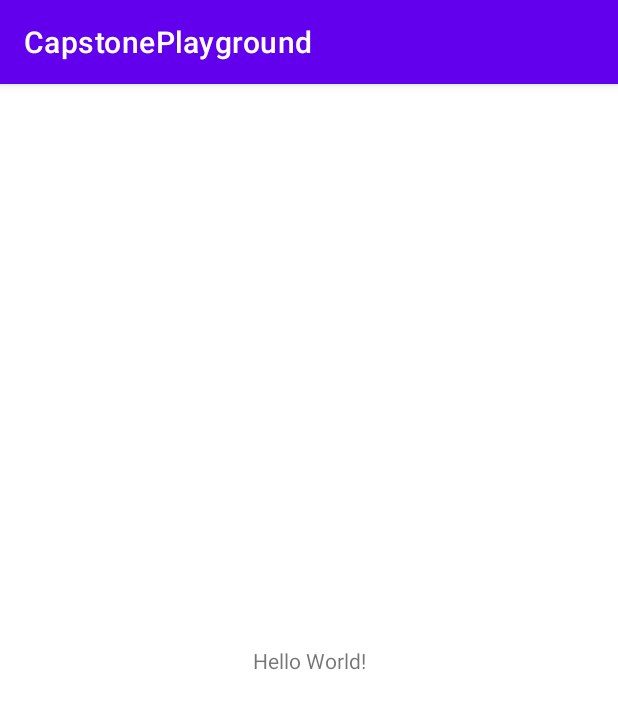
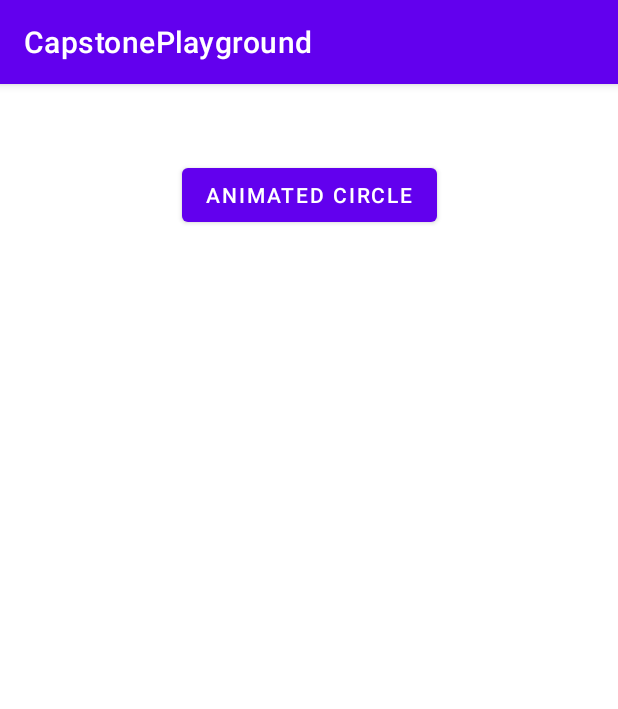
Before and after one commit to munoz/CapstonePlayground, an Android app: the screen it shows after launch (MainActivity), on a phone screen of 412 x 824 dp. Shown: the top 709 px of the screen. Run offline under Robolectric (Android 15) with nearby library versions, the phone set to English and light mode, and no system bars.

Commit message:
Created activity for animated circle framework

```diff
--- a/app/src/main/AndroidManifest.xml
+++ b/app/src/main/AndroidManifest.xml
@@ -9,6 +9,7 @@
         android:roundIcon="@mipmap/ic_launcher_round"
         android:supportsRtl="true"
         android:theme="@style/Theme.CapstonePlayground">
+        <activity android:name=".AnimatedCircleActivity"></activity>
         <activity android:name=".MainActivity">
             <intent-filter>
                 <action android:name="android.intent.action.MAIN" />
--- a/app/src/main/java/com/example/capstoneplayground/MainActivity.java
+++ b/app/src/main/java/com/example/capstoneplayground/MainActivity.java
@@ -2,13 +2,32 @@ package com.example.capstoneplayground;
 
 import androidx.appcompat.app.AppCompatActivity;
 
+import android.content.Intent;
 import android.os.Bundle;
+import android.view.View;
+import android.widget.Button;
 
 public class MainActivity extends AppCompatActivity {
+
+    private Button mAnimatedCircle;
 
     @Override
     protected void onCreate(Bundle savedInstanceState) {
         super.onCreate(savedInstanceState);
         setContentView(R.layout.activity_main);
+
+        wireupDisplay();
+    }
+
+
+    private void wireupDisplay() {
+        mAnimatedCircle = findViewById(R.id.buttonAnimatedCircle);
+        mAnimatedCircle.setOnClickListener(new View.OnClickListener() {
+            @Override
+            public void onClick(View view) {
+                Intent intent = AnimatedCircleActivity.intentFactory(getApplicationContext());
+                startActivity(intent);
+            }
+        });
     }
 }
--- a/app/src/main/res/layout/activity_main.xml
+++ b/app/src/main/res/layout/activity_main.xml
@@ -6,13 +6,15 @@
     android:layout_height="match_parent"
     tools:context=".MainActivity">
 
-    <TextView
+    <Button
+        android:id="@+id/buttonAnimatedCircle"
         android:layout_width="wrap_content"
         android:layout_height="wrap_content"
-        android:text="Hello World!"
-        app:layout_constraintBottom_toBottomOf="parent"
-        app:layout_constraintLeft_toLeftOf="parent"
-        app:layout_constraintRight_toRightOf="parent"
+        android:layout_marginTop="50dp"
+        android:gravity="center"
+        android:text="@string/animated_circle"
+        app:layout_constraintEnd_toEndOf="parent"
+        app:layout_constraintStart_toStartOf="parent"
         app:layout_constraintTop_toTopOf="parent" />
 
 </androidx.constraintlayout.widget.ConstraintLayout>
--- a/app/src/main/res/values/strings.xml
+++ b/app/src/main/res/values/strings.xml
@@ -1,3 +1,4 @@
 <resources>
     <string name="app_name">CapstonePlayground</string>
+    <string name="animated_circle">Animated Circle</string>
 </resources>
```
Also changed, not shown: app/src/main/java/com/example/capstoneplayground/AnimatedCircleActivity.java (added, +22 -0 lines), app/src/main/res/layout/activity_animated_circle.xml (added, +9 -0 lines).
